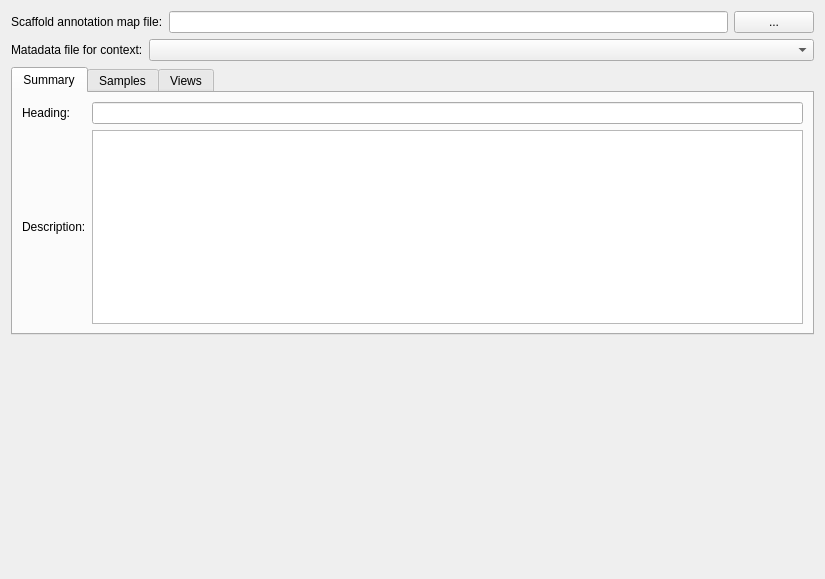
mapclient-plugins/mapclientplugins.sparccurationhelperstep, file mapclientplugins/sparccurationhelperstep/qt/contextannotationwidget.ui: the form before one commit.
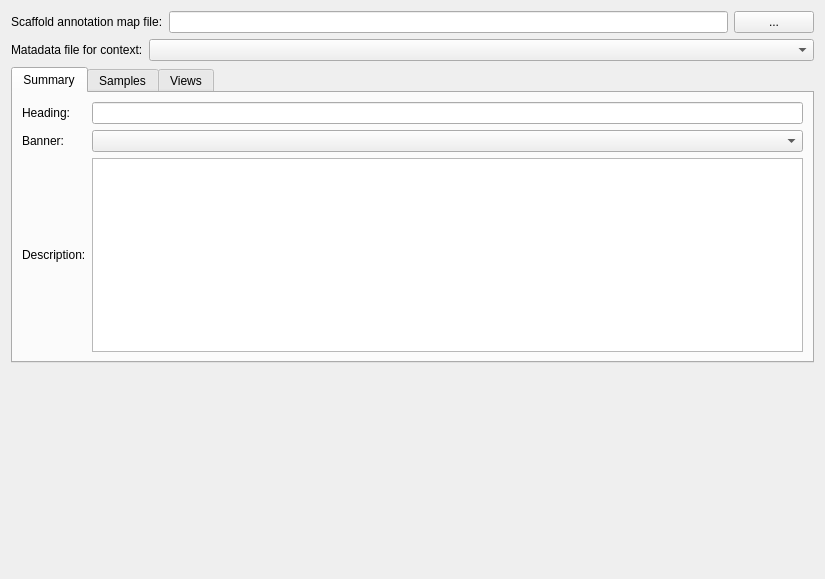
The form after the commit.

Commit message: Add banner combox

Patch:
```diff
--- a/mapclientplugins/sparccurationhelperstep/qt/contextannotationwidget.ui
+++ b/mapclientplugins/sparccurationhelperstep/qt/contextannotationwidget.ui
@@ -80,13 +80,30 @@
         <widget class="QLineEdit" name="lineEditSummaryHeading"/>
        </item>
        <item row="1" column="0">
+        <widget class="QLabel" name="labelSummaryBanner">
+         <property name="text">
+          <string>Banner:</string>
+         </property>
+        </widget>
+       </item>
+       <item row="1" column="1">
+        <widget class="QComboBox" name="comboBoxBanner">
+         <property name="sizePolicy">
+          <sizepolicy hsizetype="Expanding" vsizetype="Fixed">
+           <horstretch>0</horstretch>
+           <verstretch>0</verstretch>
+          </sizepolicy>
+         </property>
+        </widget>
+       </item>
+       <item row="2" column="0">
         <widget class="QLabel" name="labelSummaryDescription">
          <property name="text">
           <string>Description:</string>
          </property>
         </widget>
        </item>
-       <item row="1" column="1">
+       <item row="2" column="1">
         <widget class="QPlainTextEdit" name="plainTextEditSummaryDescription"/>
        </item>
       </layout>
```
The commit also changes 4 other files.
